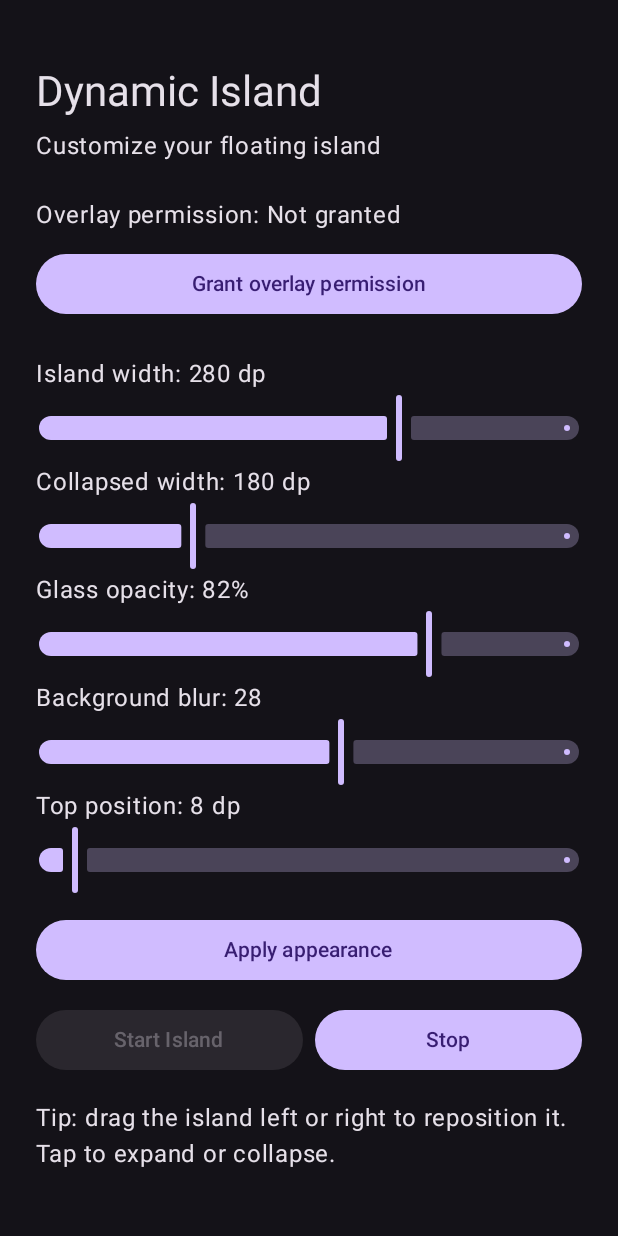
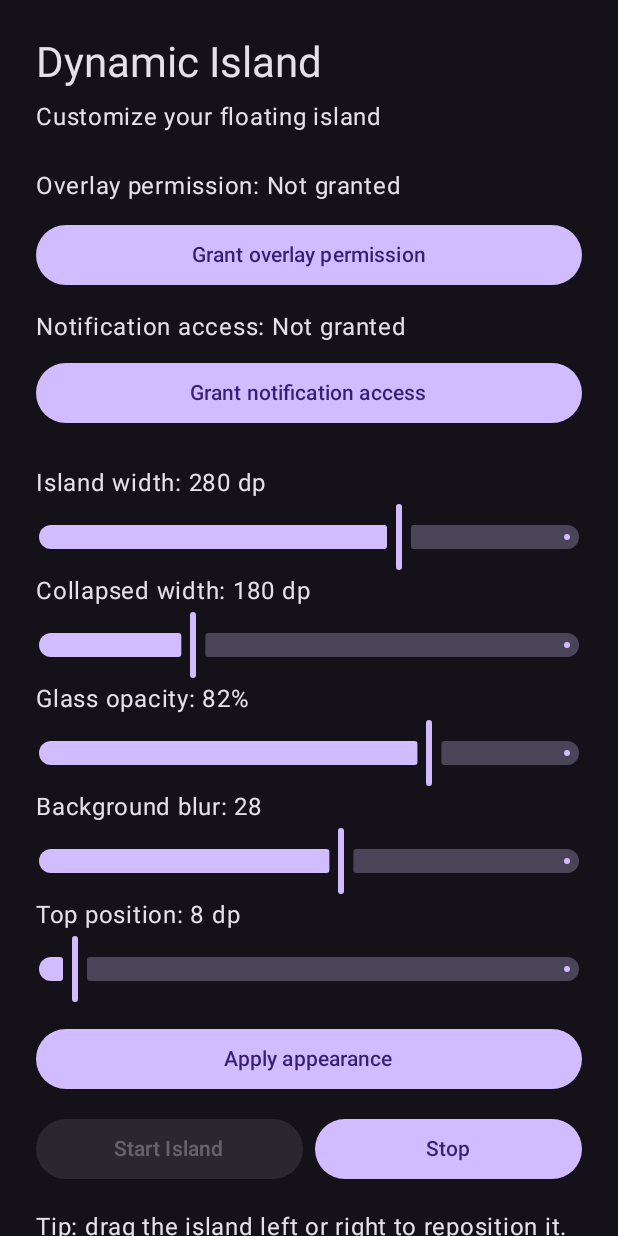
Before and after one commit to rakeshralh45-ops/dynamic-island-v3, an Android app built with Jetpack Compose: the screen it shows after launch (MainActivity), on a phone screen of 412 x 824 dp. Run offline under Robolectric (Android 15) with nearby library versions, the phone set to English and light mode, and no system bars.

Commit message:
Add notification access permission setup to app

```diff
--- a/app/src/main/java/com/jerry/dynamicisland/MainActivity.kt
+++ b/app/src/main/java/com/jerry/dynamicisland/MainActivity.kt
@@ -34,6 +34,7 @@ import androidx.core.content.ContextCompat
 
 class MainActivity : ComponentActivity() {
     private var overlayGranted by mutableStateOf(false)
+    private var notificationAccessGranted by mutableStateOf(false)
     private var islandWidth by mutableStateOf(280f)
     private var collapsedIslandWidth by mutableStateOf(180f)
     private var glassOpacity by mutableStateOf(82f)
@@ -85,6 +86,19 @@ class MainActivity : ComponentActivity() {
                             },
                             modifier = Modifier.fillMaxWidth()
                         ) { Text("Grant overlay permission") }
+
+                        Spacer(Modifier.height(12.dp))
+                        Text(
+                            if (notificationAccessGranted) "Notification access: Granted"
+                            else "Notification access: Not granted"
+                        )
+                        Spacer(Modifier.height(8.dp))
+                        Button(
+                            onClick = {
+                                startActivity(Intent(Settings.ACTION_NOTIFICATION_LISTENER_SETTINGS))
+                            },
+                            modifier = Modifier.fillMaxWidth()
+                        ) { Text("Grant notification access") }
 
                         Spacer(Modifier.height(24.dp))
                         Text("Island width: ${islandWidth.toInt()} dp")
@@ -156,6 +170,10 @@ class MainActivity : ComponentActivity() {
 
     private fun refreshPermission() {
         overlayGranted = Settings.canDrawOverlays(this)
+        val enabledListeners = Settings.Secure.getString(
+            contentResolver, "enabled_notification_listeners"
+        ).orEmpty()
+        notificationAccessGranted = enabledListeners.contains(packageName)
     }
 
     private fun loadSettings() {
```
